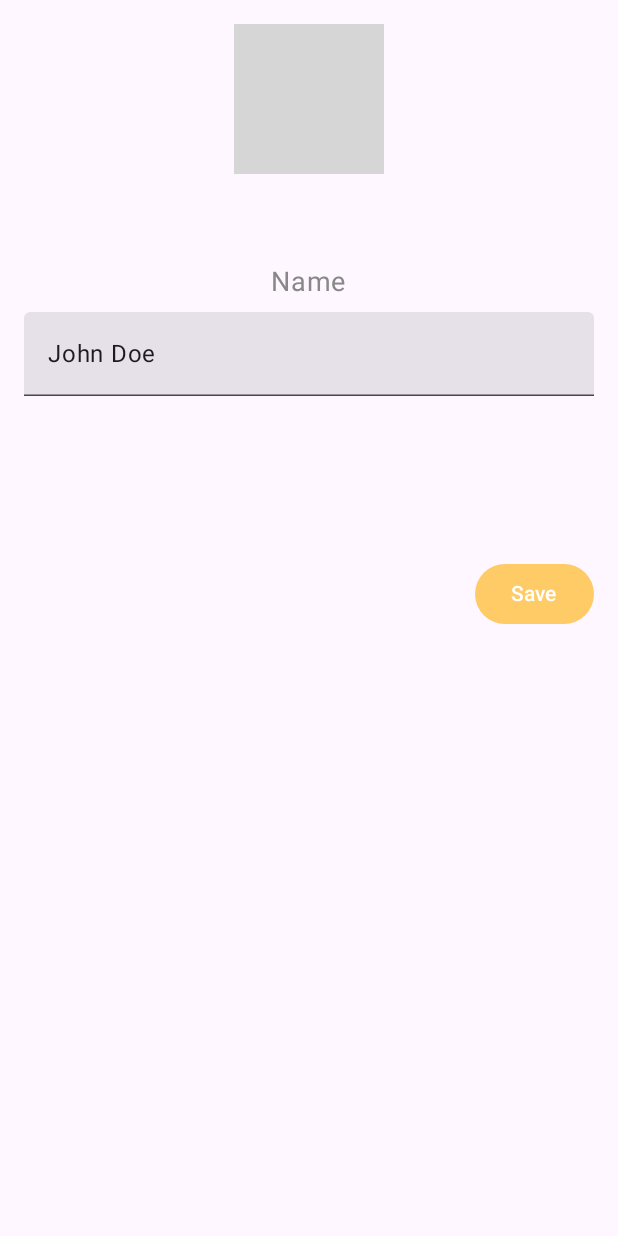
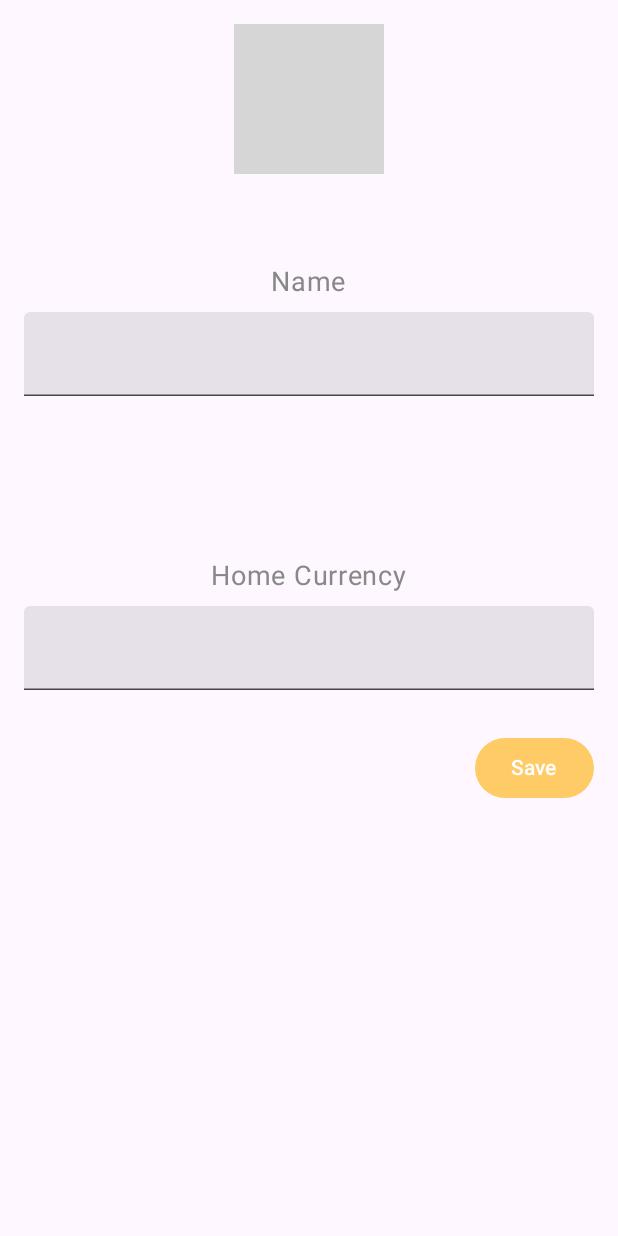
Before and after one commit to mashrurchowdhury/TripWise, an Android app built with Jetpack Compose: the SettingsScreen screen opened through its navigation route, after a tap on "Save", on a phone screen of 412 x 824 dp. Run offline under Robolectric (Android 15) with nearby library versions, the phone set to English and light mode, and no system bars; our stand-ins replace Dagger/Hilt's generated code, Firebase (no records; nobody signed in at launch, a user with empty details on screens opened directly); grey boxes are pictures that could not be loaded.

```diff
--- a/app/src/main/java/com/example/tripwise/data/CurrencyConverter.kt
+++ b/app/src/main/java/com/example/tripwise/data/CurrencyConverter.kt
@@ -4,8 +4,9 @@ import kotlinx.coroutines.Dispatchers
 import kotlinx.coroutines.withContext
 import org.json.JSONObject
 import java.net.URL
+import javax.inject.Inject
 
-class CurrencyConverter {
+class CurrencyConverter @Inject constructor() {
     private val apiKey = "4c252a808e79615033308511"
     private val baseUrl = "https://v6.exchangerate-api.com/v6/$apiKey"
 
--- a/app/src/main/java/com/example/tripwise/data/Expense.kt
+++ b/app/src/main/java/com/example/tripwise/data/Expense.kt
@@ -5,5 +5,6 @@ data class Expense(
     val name: String = "",
     val currency: String = "", //TODO: change to Currency eventually
     val cost: Double = 0.0,
+    val convertedCost: Double? = null,
     val date: String = "",
 )
--- a/app/src/main/java/com/example/tripwise/data/FirestoreRepository.kt
+++ b/app/src/main/java/com/example/tripwise/data/FirestoreRepository.kt
@@ -5,9 +5,16 @@ import com.google.android.gms.tasks.Task
 import com.google.firebase.firestore.FirebaseFirestore
 import com.google.firebase.firestore.SetOptions
 import kotlinx.coroutines.tasks.await
+import com.google.firebase.auth.FirebaseAuth
+
+data class Settings(
+    val name: String = "",
+    val homeCurrency: String = ""
+)
 
 class FirestoreRepository {
     private val db = FirebaseFirestore.getInstance()
+    private val auth = FirebaseAuth.getInstance()
 
     //EXPENSE RELATED FUNCTIONS
 
@@ -107,4 +114,18 @@ class FirestoreRepository {
             false // Trip does not exist
         }
     }
+
+    // SETTINGS RELATED FUNCTIONS
+
+    suspend fun updateUserSettings(settings: Settings) {
+        val uid = auth.currentUser?.uid ?: throw Exception("User not authenticated")
+        val settingsRef = db.collection("users").document(uid).collection("settings").document("userSettings")
+        settingsRef.set(settings, SetOptions.merge()).await()
+    }
+
+    suspend fun getUserSettings(): Settings? {
+        val uid = auth.currentUser?.uid ?: throw Exception("User not authenticated")
+        val settingsRef = db.collection("users").document(uid).collection("settings").document("userSettings")
+        return settingsRef.get().await()?.toObject(Settings::class.java)
+    }
 }
--- a/app/src/main/java/com/example/tripwise/ui/navigation/AppNavigation.kt
+++ b/app/src/main/java/com/example/tripwise/ui/navigation/AppNavigation.kt
@@ -2,22 +2,15 @@ package com.example.tripwise.ui.navigation
 
 import android.widget.Toast
 import EmailPasswordScreen
-import MapScreen
-import SettingsScreen
-import androidx.compose.foundation.layout.Box
-import androidx.compose.foundation.layout.padding
-import androidx.compose.material3.Scaffold
-import androidx.compose.runtime.*
 import androidx.compose.ui.Modifier
 import androidx.compose.ui.platform.LocalContext
-import androidx.compose.ui.unit.dp
+import androidx.compose.material3.Scaffold
 import androidx.hilt.navigation.compose.hiltViewModel
 import androidx.navigation.NavHostController
 import androidx.navigation.NavType
 import androidx.navigation.compose.NavHost
 import androidx.navigation.compose.composable
 import androidx.navigation.navArgument
-import com.example.tripwise.ui.components.BottomNavigationBar
 import com.example.tripwise.ui.screens.AddEditExpenseScreen
 import com.example.tripwise.ui.screens.LoginScreen
 import com.example.tripwise.ui.screens.DashboardScreen
@@ -25,8 +18,14 @@ import com.example.tripwise.ui.screens.AddEditScreen
 import com.example.tripwise.ui.screens.TripDetailScreen
 import com.example.tripwise.ui.viewmodel.auth.LoginState
 import com.example.tripwise.ui.viewmodel.auth.SignInViewModel
+import com.example.tripwise.ui.components.BottomNavigationBar
 import com.google.android.gms.auth.api.signin.GoogleSignInClient
 import android.util.Log
+import SettingsScreen
+import MapScreen
+import androidx.compose.foundation.layout.padding
+import androidx.compose.runtime.*
+import androidx.compose.ui.unit.dp
 
 @Composable
 fun AppNavigation(
@@ -47,30 +46,26 @@ fun AppNavigation(
                 navController.navigate("dashboard") { popUpTo("dashboard") }
                 bottomNavVisible = true
             }
-
             is LoginState.CreateAccountError -> {
                 Toast.makeText(context, "Error Creating Account, " + loginState.message, Toast.LENGTH_SHORT).show()
             }
-
             is LoginState.LoginSuccess -> {
                 navController.navigate("dashboard") { popUpTo("dashboard") }
                 bottomNavVisible = true
             }
-
             is LoginState.LoginError -> {
                 Toast.makeText(context, "Error Logging In, " + loginState.message, Toast.LENGTH_SHORT).show()
             }
-
             is LoginState.LoggedOut -> {
                 navController.navigate("login") { popUpTo("login") }
                 bottomNavVisible = false
             }
-
             is LoginState.LoggedOutError -> {
                 Toast.makeText(context, "Error Logging Out, " + loginState.message, Toast.LENGTH_SHORT).show()
             }
         }
     }
+
 
     Scaffold(
         bottomBar = {
@@ -78,10 +73,7 @@ fun AppNavigation(
                 BottomNavigationBar(modifier, navController)
             }
         }
-    ) { NavHost(
-            navController,
-            startDestination = "login"
-        ) {
+    ) { NavHost(navController, startDestination = "login") {
             composable("login") {
                 LoginScreen(
                     modifier = modifier,
@@ -104,38 +96,69 @@ fun AppNavigation(
             }
             composable("dashboard") {
                 DashboardScreen(
-                    modifier = modifier.padding(bottom = 40.dp),
+                    modifier = modifier,
                     signInViewModel = signInViewModel,
                     navController = navController
                 )
             }
-            composable("details/{tripID}") { backStackEntry ->
-                val tripID = backStackEntry.arguments?.getString("tripID")?.toLongOrNull()
-//            tripID?.let {
+            composable("details?tripId={tripId}", arguments = listOf(
+                navArgument("tripId") { type = NavType.StringType },
+            )) { backStackEntry ->
+
+                Log.d("Navigation", "Entering details composable")
+
+                val tripId = backStackEntry.arguments?.getString("tripId")
+
+
+                if (tripId == null) {
+                    navController.navigateUp()
+                    return@composable
+                }
+
                 TripDetailScreen(
-                    modifier = modifier.padding(bottom = 40.dp),
+                    modifier = modifier,
+                    navController = navController,
+                    tripId = tripId,
                     onBackClick = {
                         // Go to previous screen
                         navController.navigateUp()
                     },
-                    onAddClick = {
-                        navController.navigate("add-edit-expense")
+                )
+            }
+            composable(
+                route = "add-edit-expense?editMode={editMode}&tripId={tripId}&expenseId={expenseId}",
+                arguments = listOf(
+                    navArgument("editMode") { type = NavType.BoolType },
+                    navArgument("tripId") { type = NavType.StringType },
+                    navArgument("expenseId") { type = NavType.StringType; nullable = true }
+                )
+            ) { backStackEntry ->
+                val editMode = backStackEntry.arguments?.getBoolean("editMode") ?: false
+                val tripId = backStackEntry.arguments?.getString("tripId")
+                val expenseId = backStackEntry.arguments?.getString("expenseId")
+
+                if (tripId == null) {
+                    navController.navigateUp()
+                    return@composable
+                }
+
+                AddEditExpenseScreen(
+                    modifier = modifier,
+                    editMode = editMode,
+                    tripId = tripId,
+                    expenseId = expenseId,
+                    onBackClick = {
+                        navController.navigateUp()
                     },
-                    onEditClick = {
-                        navController.navigate("add-edit-expense")
+                    onSubmit = {
+                        navController.navigate(route = "details?tripId=$tripId") {
+                            popUpTo(route = "add-edit-expense") { inclusive = true }
+                        }
                     }
                 )
-//            }
-            }
-            composable("add-edit-expense") {
-                AddEditExpenseScreen(
-                    modifier = modifier.padding(bottom = 40.dp),
-                    onBackClick = {
-                        navController.navigateUp()
-                    })
             }
             composable(
-                route = "add-edit?editMode={editMode}&tripId={tripId}",
+                route = "add-edit-trip?editMode={editMode}&tripId={tripId}",
                 arguments = listOf(
                     navArgument("editMode") { type = NavType.BoolType },
                     navArgument("tripId") { type = NavType.StringType; nullable = true }
@@ -144,7 +167,7 @@ fun AppNavigation(
                 val editMode = backStackEntry.arguments?.getBoolean("editMode") ?: false
                 val tripId = backStackEntry.arguments?.getString("tripId")
                 AddEditScreen(
-                    modifier = modifier.padding(bottom = 40.dp),
+                    modifier = modifier,
                     editMode = editMode,
                     tripId = tripId,
                     onBackClick = {
--- a/app/src/main/java/com/example/tripwise/ui/screens/SettingsScreen.kt
+++ b/app/src/main/java/com/example/tripwise/ui/screens/SettingsScreen.kt
@@ -1,3 +1,4 @@
+import android.widget.Toast
 import androidx.compose.foundation.Image
 import androidx.compose.foundation.clickable
 import androidx.compose.foundation.layout.*
@@ -9,18 +10,39 @@ import androidx.compose.ui.Modifier
 import androidx.compose.ui.draw.clip
 import androidx.compose.ui.graphics.Color
 import androidx.compose.ui.graphics.painter.Painter
+import androidx.compose.ui.platform.LocalContext
 import androidx.compose.ui.res.painterResource
 import androidx.compose.ui.text.input.TextFieldValue
 import androidx.compose.ui.unit.dp
 import androidx.compose.ui.unit.sp
 import com.example.tripwise.R
+import com.example.tripwise.data.FirestoreRepository
+import com.example.tripwise.data.Settings
+import kotlinx.coroutines.launch
+import android.util.Log
 
 @Composable
 fun SettingsScreen(
-    modifier: Modifier = Modifier
+    modifier: Modifier = Modifier,
+    firestoreRepository: FirestoreRepository = FirestoreRepository()
 ) {
-    var name by remember { mutableStateOf(TextFieldValue("John Doe")) }
+    var name by remember { mutableStateOf(TextFieldValue("")) }
+    var homeCurrency by remember { mutableStateOf(TextFieldValue("")) }
     val profilePic: Painter = painterResource(id = R.drawable.placeholder_profile)
+    val coroutineScope = rememberCoroutineScope()
+    val context = LocalContext.current
+
+    LaunchedEffect(Unit) {
+        try {
+            val settings = firestoreRepository.getUserSettings()
+            settings?.let {
+                name = TextFieldValue(it.name)
+                homeCurrency = TextFieldValue(it.homeCurrency)
+            }
+        } catch (e: Exception) {
+            Log.e("SettingsScreen", "Error fetching user settings", e)
+        }
+    }
 
     Column(
         modifier = modifier
@@ -61,10 +83,42 @@ fun SettingsScreen(
 
         Spacer(modifier = modifier.height(20.dp))
 
+        Text(
+            text = "Home Currency",
+            fontSize = 18.sp,
+            color = Color.Gray
+        )
+
+        TextField(
+            value = homeCurrency,
+            onValueChange = { homeCurrency = it },
+            modifier = Modifier
+                .fillMaxWidth()
+                .padding(vertical = 8.dp),
+            singleLine = true
+        )
+
+        Spacer(modifier = Modifier.height(20.dp))
+
         // Save Button
         Button(
-            onClick = { /* Handle save action */ },
-            modifier = modifier.align(Alignment.End)
+            onClick = {
+                val settings = Settings(
+                    name = name.text,
+                    homeCurrency = homeCurrency.text
+                )
+                coroutineScope.launch {
+                    try {
+                        firestoreRepository.updateUserSettings(settings)
+                        // Show success toast
+                        Toast.makeText(context, "Settings updated successfully", Toast.LENGTH_SHORT).show()
+                    } catch (e: Exception) {
+                        // Handle error (e.g., show a toast)
+                        Log.e("SettingsScreen", "Error updating settings", e)
+                    }
+                }
+            },
+            modifier = Modifier.align(Alignment.End)
         ) {
             Text("Save")
         }
--- a/app/src/main/java/com/example/tripwise/ui/screens/TripDetailScreen.kt
+++ b/app/src/main/java/com/example/tripwise/ui/screens/TripDetailScreen.kt
@@ -65,6 +65,7 @@ fun TripDetailScreen(modifier: Modifier = Modifier,
         },
         floatingActionButton = {
             SmallFloatingActionButton(
+                modifier = Modifier.padding(bottom = 56.dp),
                 onClick = {navController.navigate("add-edit-expense?editMode=false&tripId=$tripId")}
             ) {
                 Icon(Icons.Filled.Add, contentDescription = "Add a new expense")
```
Also changed, not shown: app/src/main/java/com/example/tripwise/ui/screens/DashboardScreen.kt (+9 -3 lines), app/src/main/java/com/example/tripwise/ui/viewmodel/addedit/AddEditExpenseViewModel.kt (+46 -5 lines).
